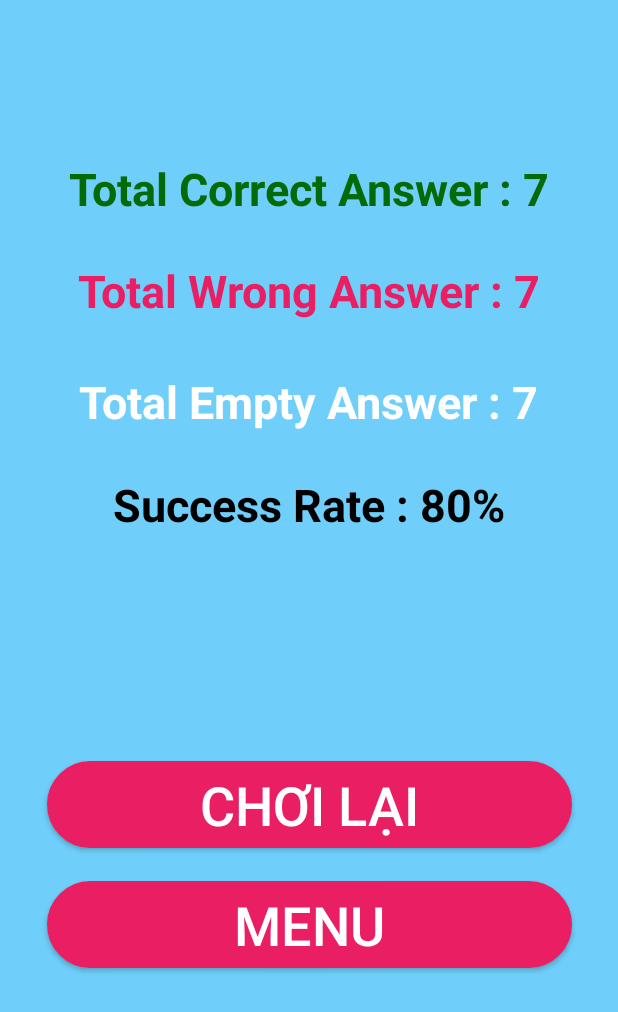
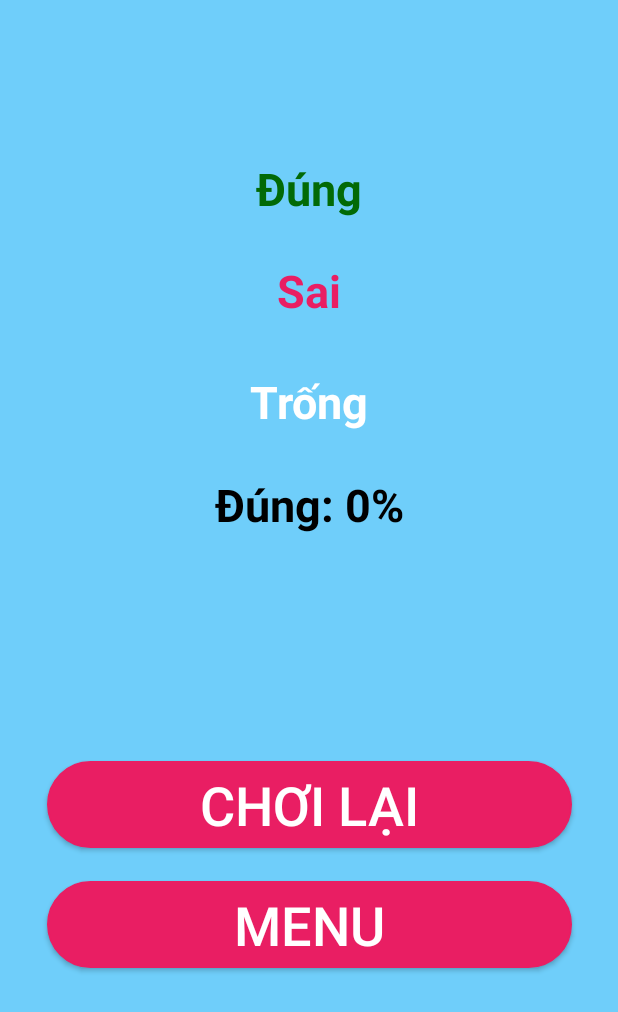
Before and after one commit to TKhoa27/UngDungGiaiTriTongHop, an Android app: the layout activity_result.xml on its own in the app's theme, with its tools: preview values and no code run, on a phone screen of 412 x 824 dp. Shown: the top 1012 px of the screen. Run offline under Robolectric (Android 15) with nearby library versions, the phone set to English and light mode, and no system bars; network calls fail.

Commit message:
values update

```diff
--- a/app/src/main/java/com/example/ungdunggiaitritonghop/Caculator/Calculator.java
+++ b/app/src/main/java/com/example/ungdunggiaitritonghop/Caculator/Calculator.java
@@ -110,9 +110,7 @@ public class Calculator extends AppCompatActivity {
 
         btn6.setOnClickListener(new View.OnClickListener() {
             @Override
-            public void onClick(View v) {
-                numberClick("6");
-            }
+            public void onClick(View v) {numberClick("6"); }
         });
 
         btn7.setOnClickListener(new View.OnClickListener() {
@@ -162,7 +160,7 @@ public class Calculator extends AppCompatActivity {
                 }
                 else
                 {
-                    number = number.substring(0,number.length()-1);
+                    number = number.substring(0, number.length()-1);
 
                     if (number.length() == 0)
                     {
--- a/app/src/main/res/layout/activity_balloon_game_main.xml
+++ b/app/src/main/res/layout/activity_balloon_game_main.xml
@@ -4,7 +4,8 @@
     xmlns:tools="http://schemas.android.com/tools"
     android:layout_width="match_parent"
     android:layout_height="match_parent"
-    tools:context=".BalloonGameMain">
+    tools:context=".BalloonGameMain"
+    android:background="@drawable/grass">
 
     <TextView
         android:id="@+id/textViewCountDown"
--- a/app/src/main/res/layout/activity_result.xml
+++ b/app/src/main/res/layout/activity_result.xml
@@ -12,7 +12,7 @@
         android:layout_width="wrap_content"
         android:layout_height="wrap_content"
         android:layout_marginTop="27dp"
-        android:text="Total Wrong Answer : 7"
+        android:text="@string/quiz_fl"
         android:textColor="#E91E63"
         android:textSize="30sp"
         android:textStyle="bold"
@@ -26,7 +26,7 @@
         android:layout_width="wrap_content"
         android:layout_height="wrap_content"
         android:layout_marginTop="33dp"
-        android:text="Total Empty Answer : 7"
+        android:text="@string/quiz_emp"
         android:textColor="@color/white"
         android:textSize="30sp"
         android:textStyle="bold"
@@ -40,7 +40,7 @@
         android:layout_width="wrap_content"
         android:layout_height="wrap_content"
         android:layout_marginTop="28dp"
-        android:text="Success Rate : 80%"
+        android:text="@string/quiz_rate"
         android:textColor="@color/black"
         android:textSize="30sp"
         android:textStyle="bold"
@@ -54,7 +54,7 @@
         android:layout_width="wrap_content"
         android:layout_height="wrap_content"
         android:layout_marginTop="105dp"
-        android:text="Total Correct Answer : 7"
+        android:text="@string/quiz_ok"
         android:textColor="#026A06"
         android:textSize="30sp"
         android:textStyle="bold"
--- a/app/src/main/res/values/strings.xml
+++ b/app/src/main/res/values/strings.xml
@@ -12,6 +12,10 @@
     <string name="quiz_correct">Đúng: 0</string>
     <string name="quiz_wrong">Sai: 0</string>
     <string name="quiz_empty">Trống: 0</string>
+    <string name="quiz_rate">Đúng: 0%</string>
+    <string name="quiz_ok">Đúng</string>
+    <string name="quiz_fl">Sai</string>
+    <string name="quiz_emp">Trống</string>
     <string name="again">Chơi lại</string>
     <string name="quit">Menu</string>
 </resources>
```
Also changed, not shown: app/src/main/res/layout/activity_calculator.xml (+6 -6 lines), app/src/main/res/drawable/dead.png, app/src/main/res/drawable/grass.png (added), app/src/main/res/drawable/hoangdat.png.
